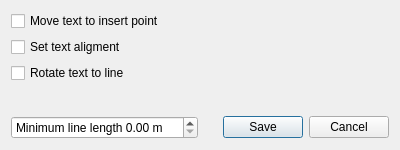
Qt form textdialog.ui (Kuszki/EW-Database) before a commit.
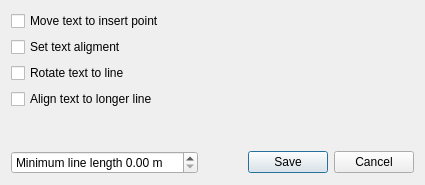
The same form after that commit. Icons and pictures are not drawn.

```diff
--- a/textdialog.ui
+++ b/textdialog.ui
@@ -6,8 +6,8 @@
    <rect>
     <x>0</x>
     <y>0</y>
-    <width>400</width>
-    <height>150</height>
+    <width>425</width>
+    <height>185</height>
    </rect>
   </property>
   <property name="windowTitle">
@@ -18,7 +18,7 @@
     <normaloff>.</normaloff>.</iconset>
   </property>
   <layout class="QGridLayout" name="gridLayout">
-   <item row="5" column="1">
+   <item row="6" column="1">
     <widget class="QDialogButtonBox" name="buttonBox">
      <property name="orientation">
       <enum>Qt::Horizontal</enum>
@@ -28,7 +28,7 @@
      </property>
     </widget>
    </item>
-   <item row="5" column="0">
+   <item row="6" column="0">
     <widget class="QDoubleSpinBox" name="Length">
      <property name="prefix">
       <string>Minimum line length </string>
@@ -41,7 +41,7 @@
      </property>
     </widget>
    </item>
-   <item row="4" column="0" colspan="2">
+   <item row="5" column="0" colspan="2">
     <spacer name="verticalSpacer">
      <property name="orientation">
       <enum>Qt::Vertical</enum>
@@ -75,6 +75,13 @@
      </property>
     </widget>
    </item>
+   <item row="3" column="0" colspan="2">
+    <widget class="QCheckBox" name="Sort">
+     <property name="text">
+      <string>Align text to longer line</string>
+     </property>
+    </widget>
+   </item>
   </layout>
  </widget>
  <resources/>
```
Left out of the diff: 36 changed lines with no effect on the pictures.
